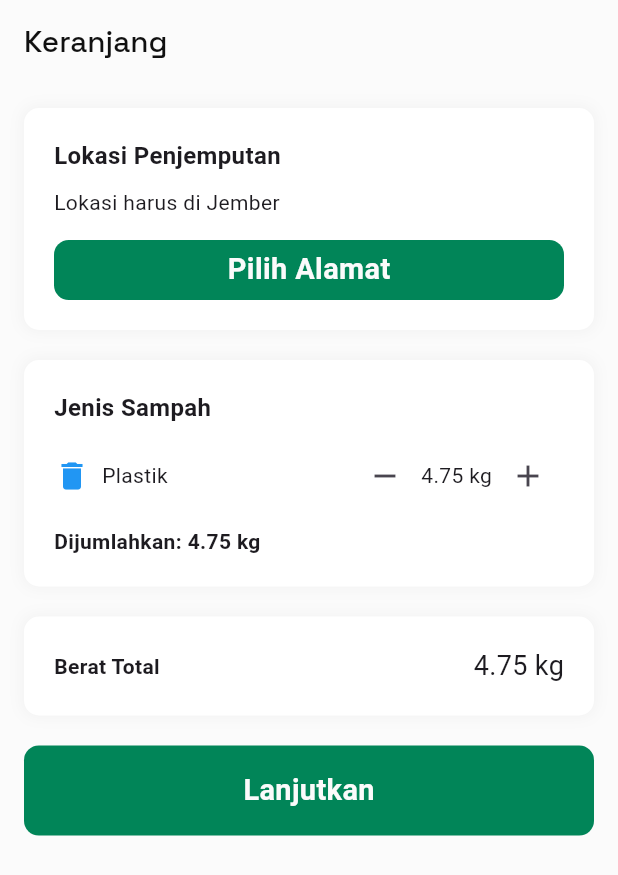
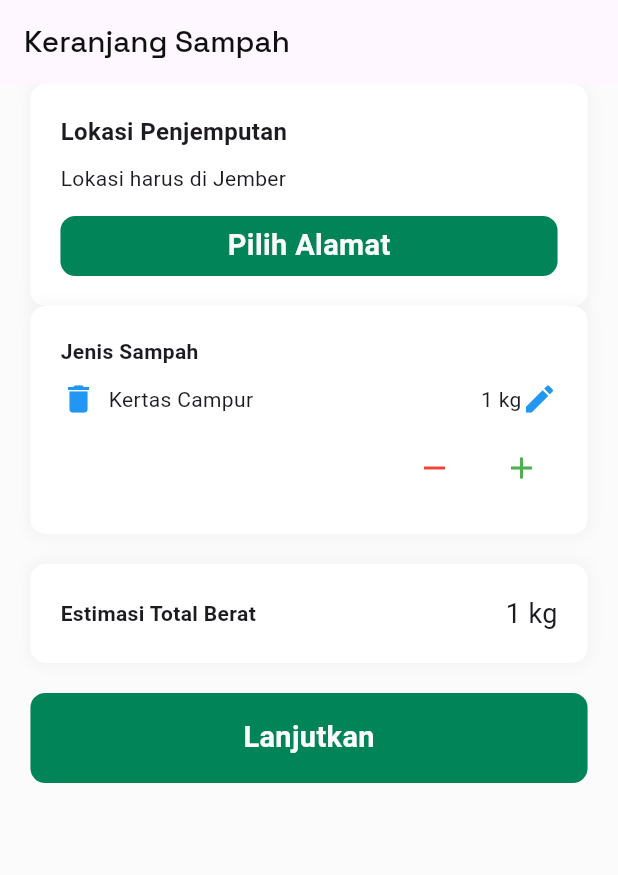
Before and after one commit to pahmiudahgede/rijig_mobile, a Flutter app: the CartScreen screen opened by its route, on a phone screen of 412 x 824 dp. Shown: the top 875 px of the screen. Run offline on Flutter 3.47's test engine with Material 3 defaults, Android fonts, the light colour scheme and no system bars; our stand-ins replace carousel_slider, concentric_transition, connectivity_plus, device_info_plus, flutter_dotenv, flutter_screenutil and 11 more; accounts and stored records are empty; network calls fail.

Commit message:
refact: improve counter logic in cart

```diff
--- a/lib/features/cart/presentation/cart_screen.dart
+++ b/lib/features/cart/presentation/cart_screen.dart
@@ -3,6 +3,7 @@ import 'package:flutter_screenutil/flutter_screenutil.dart';
 import 'package:gap/gap.dart';
 import 'package:rijig_mobile/core/utils/guide.dart';
 import 'package:rijig_mobile/widget/buttoncard.dart';
+import 'package:rijig_mobile/widget/counter_dialog.dart';
 
 class CartScreen extends StatefulWidget {
   const CartScreen({super.key});
@@ -12,17 +13,65 @@ class CartScreen extends StatefulWidget {
 }
 
 class _CartScreenState extends State<CartScreen> {
+  double totalWeight = 1.0;
+  double pricePerKg = 700;
+
+  void _openEditAmountDialog(String itemName) {
+    showDialog(
+      context: context,
+      builder: (BuildContext context) {
+        return EditAmountDialog(
+          initialAmount: totalWeight,
+          itemName: itemName,
+          pricePerKg: pricePerKg,
+          onSave: (newAmount) {
+            setState(() {
+              totalWeight = newAmount;
+            });
+          },
+        );
+      },
+    );
+  }
+
+  void _increment() {
+    setState(() {
+      totalWeight += 0.25;
+    });
+  }
+
+  void _decrement() {
+    if (totalWeight > 0.25) {
+      setState(() {
+        totalWeight -= 0.25;
+      });
+    }
+  }
+
+  String formatAmount(double value) {
+    String formattedValue = value.toStringAsFixed(2);
+
+    if (formattedValue.endsWith('.00')) {
+      return formattedValue.split('.').first;
+    }
+
+    return formattedValue;
+  }
+
   @override
   Widget build(BuildContext context) {
     return Scaffold(
       backgroundColor: whiteColor,
       appBar: AppBar(
-        title: Text('Keranjang', style: Tulisan.subheading()),
-        backgroundColor: whiteColor,
+        title: Text(
+          'Keranjang Sampah',
+          style: Tulisan.subheading(color: blackNavyColor),
         ),
-      body: Padding(
-        padding: const EdgeInsets.all(16.0),
+      ),
+      body: SafeArea(
         child: SingleChildScrollView(
+          child: Padding(
+            padding: PaddingCustom().paddingHorizontal(20),
             child: Column(
               crossAxisAlignment: CrossAxisAlignment.start,
               children: [
@@ -66,15 +115,12 @@ class _CartScreenState extends State<CartScreen> {
                         horizontal: double.infinity,
                         vertical: 40,
                         onTap: () {
-                        debugPrint("lanjutkan tapped");
+                          debugPrint("pilih alamat tapped");
                         },
                       ),
                     ],
                   ),
                 ),
-
-              SizedBox(height: 20),
-
                 Container(
                   padding: EdgeInsets.all(20),
                   decoration: BoxDecoration(
@@ -93,37 +139,44 @@ class _CartScreenState extends State<CartScreen> {
                     children: [
                       Text(
                         'Jenis Sampah',
-                      style: TextStyle(
-                        fontWeight: FontWeight.bold,
-                        fontSize: 16,
-                      ),
+                        style: TextStyle(fontWeight: FontWeight.bold),
                       ),
                       SizedBox(height: 10),
                       Row(
                         children: [
                           Icon(Icons.delete, color: Colors.blue),
                           SizedBox(width: 8),
-                        Text('Plastik', style: TextStyle(fontSize: 14)),
+                          Text('Kertas Campur'),
                           Spacer(),
-                        Row(
+                          GestureDetector(
+                            onTap: () {
+                              _openEditAmountDialog('Kertas Campur');
+                            },
+                            child: Row(
                               children: [
-                            IconButton(
-                              onPressed: () {},
-                              icon: Icon(Icons.remove),
+                                Text("${formatAmount(totalWeight)} kg"),
+                                Icon(Icons.edit, color: Colors.blue),
+                              ],
                             ),
-                            Text('4.75 kg'),
-                            IconButton(onPressed: () {}, icon: Icon(Icons.add)),
-                          ],
                           ),
                         ],
                       ),
                       SizedBox(height: 10),
-                    Text(
-                      'Dijumlahkan: 4.75 kg',
-                      style: TextStyle(
-                        fontWeight: FontWeight.bold,
-                        fontSize: 14,
+                      Row(
+                        mainAxisAlignment: MainAxisAlignment.end,
+                        children: [
+                          IconButton(
+                            onPressed: _decrement,
+                            icon: Icon(Icons.remove),
+                            color: Colors.red,
                           ),
+                          SizedBox(width: 10),
+                          IconButton(
+                            onPressed: _increment,
+                            icon: Icon(Icons.add),
+                            color: Colors.green,
+                          ),
+                        ],
                       ),
                     ],
                   ),
@@ -147,10 +200,13 @@ class _CartScreenState extends State<CartScreen> {
                     mainAxisAlignment: MainAxisAlignment.spaceBetween,
                     children: [
                       Text(
-                      'Berat Total',
+                        'Estimasi Total Berat',
                         style: TextStyle(fontWeight: FontWeight.bold),
                       ),
-                    Text('4.75 kg', style: TextStyle(fontSize: 18)),
+                      Text(
+                        "${formatAmount(totalWeight)} kg",
+                        style: TextStyle(fontSize: 18),
+                      ),
                     ],
                   ),
                 ),
@@ -174,6 +230,7 @@ class _CartScreenState extends State<CartScreen> {
             ),
           ),
         ),
+      ),
     );
   }
 }
--- a/lib/widget/card_withicon_two.dart
+++ b/lib/widget/card_withicon_two.dart
@@ -1,12 +1,12 @@
 import 'package:flutter/material.dart';
 
-class PaymentItem extends StatelessWidget {
+class ButtonWIthIcon extends StatelessWidget {
   final String title;
   final String? category;
   final IconData iconData;
   final String amount;
 
-  const PaymentItem({
+  const ButtonWIthIcon({
     super.key,
     required this.title,
     this.category,
--- a/pubspec.yaml
+++ b/pubspec.yaml
@@ -12,6 +12,7 @@ dependencies:
   concentric_transition: ^1.0.3
   connectivity_plus: ^6.1.4
   cupertino_icons: ^1.0.8
+  custom_refresh_indicator: ^4.0.1
   device_info_plus: ^11.4.0
   flutter:
     sdk: flutter
@@ -38,7 +39,6 @@ dependencies:
   smooth_page_indicator: ^1.2.1
   toastification: ^3.0.2
   uuid: ^4.5.1
-  wolt_modal_sheet: ^0.11.0
 
 dev_dependencies:
   flutter_lints: ^5.0.0
```
Also changed, not shown: lib/widget/counter_dialog.dart (added, +84 -0 lines), lib/widget/counter_inpput.dart (added, +80 -0 lines), lib/widget/button.dart (deleted), pubspec.lock. Lines whose indentation alone changed are shown as unchanged.
